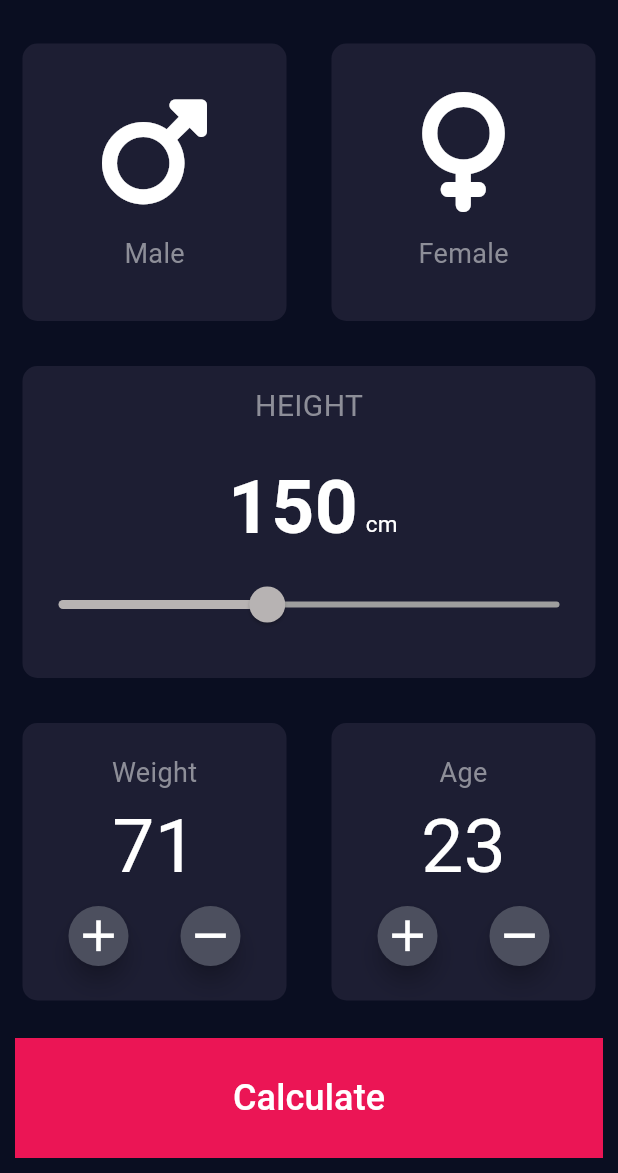
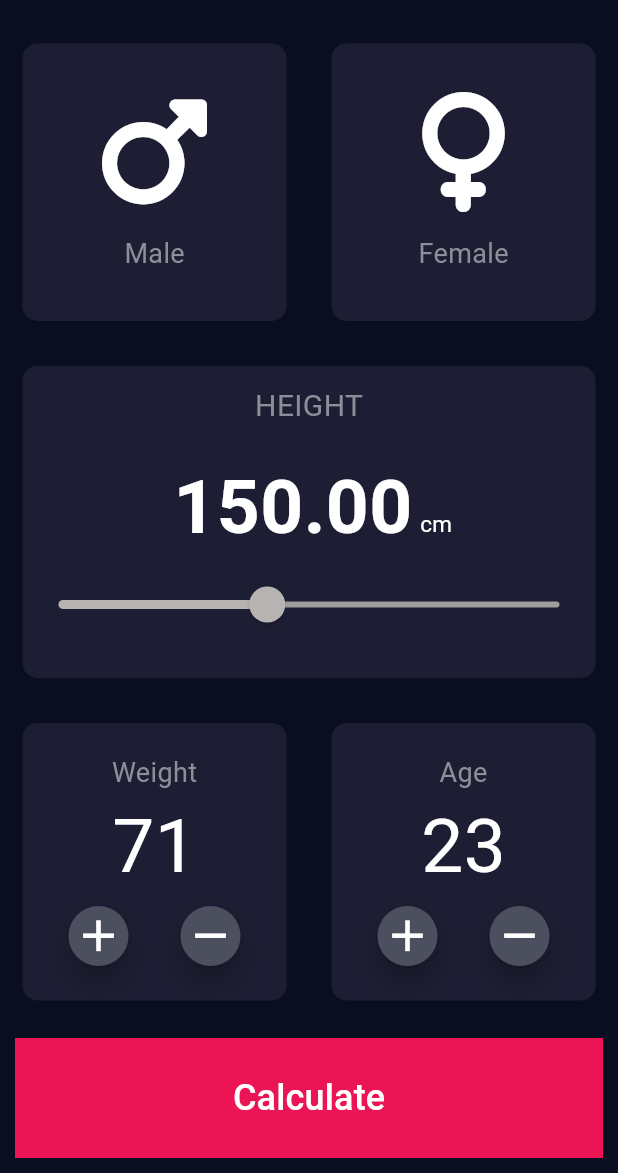
Before and after one commit to TejaGanta-Dev/Flutter-BMI_Calculator, a Flutter app: the screen it shows after launch, after a tap on the "add" icon, on a phone screen of 412 x 824 dp, the part 63-1236 px from its top. Run offline on Flutter 3.47's test engine with Material 3 defaults, Android fonts, the phone set to English and light mode, and no system bars; our stand-ins replace font_awesome_flutter.

Commit message:
Changes Done .

```diff
--- /dev/null
+++ b/lib/colors/app_colors.dart
@@ -0,0 +1,6 @@
+import 'package:flutter/material.dart';
+
+var activeCardColor = const Color(0xFF1D1E33);
+var inActiveCardColor = const Color(0xFF111323);
+var femaleCardColor = const Color(0xFF1D1E33);
+var maleCardColor = const Color(0xFF1D1E33);
--- a/lib/input_page.dart
+++ b/lib/input_page.dart
@@ -1,13 +1,10 @@
-// ignore_for_file: non_constant_identifier_names
-
-import 'dart:collection';
-import 'dart:io';
+import 'package:flutter/material.dart';
 
 import 'package:bmi_caluculator/result.dart';
 import 'package:bmi_caluculator/results.dart';
 import 'package:bmi_caluculator/sliderChanges.dart';
-import 'package:flutter/material.dart';
-import 'package:flutter/widgets.dart';
+import 'package:bmi_caluculator/colors/app_colors.dart';
+
 import 'package:font_awesome_flutter/font_awesome_flutter.dart';
 
 class MyHomePage extends StatefulWidget {
@@ -20,11 +17,6 @@ class MyHomePage extends StatefulWidget {
 }
 
 class _MyHomePageState extends State<MyHomePage> {
-  final activeCardColor = const Color(0xFF1D1E33);
-  final inActiveCardColor = const Color(0xFF111323);
-  Color femaleCardColor = const Color(0xFF1D1E33);
-  Color maleCardColor = const Color(0xFF1D1E33);
-
   containerCard(final Color colour, final Widget childWidget) {
     return Expanded(
       child: Container(
@@ -39,30 +31,48 @@ class _MyHomePageState extends State<MyHomePage> {
     );
   }
 
+  int currentSliderValue = 150;
+  int currentWeightValue = 70;
+  int currentAge = 23;
+
+  getBMI() {
+    final double height = currentSliderValue / 100;
+    final double bmi = currentWeightValue / (height * height);
+    return bmi.toInt();
+  }
+
+  getBMIContext() {
+    final bmi = getBMI();
+    if (bmi < 18.5) {
+      return 'Underweight';
+    } else if (bmi >= 18.5 && bmi < 24.9) {
+      return 'Normal weight';
+    } else if (bmi >= 24.9 && bmi < 29.9) {
+      return 'Overweight';
+    } else {
+      return 'Obese';
+    }
+  }
+
+  String getLikeMessageForBMI() {
+    final String message = getBMIContext();
+    switch (message) {
+      case 'Underweight':
+        return 'You have a lower than normal body weight. Good job!';
+      case 'Normal weight':
+        return 'You have a normal body weight. Good job!';
+      case 'Overweight':
+        return 'You have a higher than normal body weight. Try to exercise more!';
+      case 'Obese':
+        return 'You have an obese body weight. Please consult a doctor!';
+      default:
+        return 'Invalid BMI message';
+    }
+  }
+
   @override
   Widget build(BuildContext context) {
     const Color colourForContainer = Color(0xFF1D1E33);
-    SizedBoxReusable(double heightOfTheBox) {
-      return SizedBox(height: heightOfTheBox);
-    }
-
-    TextBoxReUsable(String text, double fontSize, Color fontColor) {
-      return Text(
-        text,
-        style: TextStyle(
-          fontSize: fontSize,
-          color: fontColor,
-        ),
-      );
-    }
-
-    IconReUsable(IconData icon, double size) {
-      return Icon(
-        icon,
-        size: size,
-        color: Colors.white,
-      );
-    }
 
     updateTap(String gender) {
       setState(() {
@@ -76,8 +86,6 @@ class _MyHomePageState extends State<MyHomePage> {
       });
     }
 
-    SliderCurrentValue SliderValue = SliderCurrentValue();
-    int height=150;
     return Scaffold(
       appBar: AppBar(
           title: const Center(
@@ -100,16 +108,9 @@ class _MyHomePageState extends State<MyHomePage> {
                       mainAxisAlignment: MainAxisAlignment.center,
                       crossAxisAlignment: CrossAxisAlignment.center,
                       children: <Widget>[
-                        IconReUsable(
-                          FontAwesomeIcons.mars,
-                          80.0,
-                        ),
-                        SizedBoxReusable(15.0),
-                        TextBoxReUsable(
-                          'Male',
-                          18.0,
-                          const Color(0xFF8D8E98),
-                        )
+                        iconReUsable(FontAwesomeIcons.mars, 80.0),
+                        sizedBoxReusable(15.0),
+                        textBoxReUsable('Male', 18.0, const Color(0xFF8D8E98))
                       ],
                     ),
                   ),
@@ -123,38 +124,52 @@ class _MyHomePageState extends State<MyHomePage> {
                     child: Column(
                       mainAxisAlignment: MainAxisAlignment.center,
                       children: <Widget>[
-                        IconReUsable(
-                          FontAwesomeIcons.venus,
-                          80.0,
-                        ),
-                        SizedBoxReusable(15.0),
-                        TextBoxReUsable(
-                          'Female',
-                          18.0,
-                          const Color(0xFF8D8E98),
-                        )
+                        iconReUsable(FontAwesomeIcons.venus, 80.0),
+                        sizedBoxReusable(15.0),
+                        textBoxReUsable('Female', 18.0, const Color(0xFF8D8E98))
                       ],
                     ),
                   ),
                 ),
               ],
             ),
-            containerCard(
-              colourForContainer,
-              MiddleTile(
-                  currentSliderValue: SliderValue.getCurrentSliderValue()),
-            ),
+            containerCard(colourForContainer, MiddleTile(
+              sliderValue: (int value) {
+                setState(() {
+                  currentSliderValue = value;
+                });
+              },
+            )),
             Row(
               children: <Widget>[
                 containerCard(
                   colourForContainer,
-                  WeightWidget(),
+                  WeightWidget(
+                    weight: (weight) {
+                      print(weight);
+                      setState(() {
+                        currentWeightValue = weight;
+                      });
+                    },
+                  ),
                 ),
                 containerCard(
                   colourForContainer,
                   Column(
-                      children: const <Widget>[AgeWidget()],
-                    )),
+                    children: [
+                      WeightWidget(
+                        title: 'Age',
+                        deafultVal: 23,
+                        weight: (age) {
+                          print('Age:$age');
+                          setState(() {
+                            currentAge = age;
+                          });
+                        },
+                      ),
+                    ],
+                  ),
+                ),
               ],
             ),
             Container(
@@ -171,22 +186,16 @@ class _MyHomePageState extends State<MyHomePage> {
                   style: TextStyle(fontSize: 24.0, color: Colors.white),
                 ),
                 onPressed: () {
-                  setState(() {
-                    BMICAL sliderCurrentValue = BMICAL(
-                        height: SliderValue.getCurrentSliderValue(),
-                        weight: SliderValue.getCurrentWeightValue());
                   Navigator.push(
                     context,
                     MaterialPageRoute(
                       builder: (context) => Result(
-                          resultText: sliderCurrentValue.getBMIContext(),
-                          resultLongText:
-                              sliderCurrentValue.getLikeMessageForBMI(),
-                          BMIResult: sliderCurrentValue.getBMI(),
+                        resultText: getBMIContext(),
+                        resultLongText: getLikeMessageForBMI(),
+                        BMIResult: getBMI(),
                       ),
                     ),
                   );
-                  });
                 },
               ),
             ),
@@ -195,10 +204,34 @@ class _MyHomePageState extends State<MyHomePage> {
       ),
     );
   }
+
+  Widget sizedBoxReusable(double heightOfTheBox) {
+    return SizedBox(height: heightOfTheBox);
+  }
+
+  Widget textBoxReUsable(String text, double fontSize, Color fontColor) {
+    return Text(
+      text,
+      style: TextStyle(
+        fontSize: fontSize,
+        color: fontColor,
+      ),
+    );
+  }
+
+  Widget iconReUsable(IconData icon, double size) {
+    return Icon(
+      icon,
+      size: size,
+      color: Colors.white,
+    );
+  }
 }
 
 class MiddleTile extends StatefulWidget {
-  const MiddleTile({super.key, required final int currentSliderValue});
+  final void Function(int) sliderValue;
+
+  const MiddleTile({super.key, required this.sliderValue});
   @override
   State<MiddleTile> createState() {
     return _MiddleTileState();
@@ -206,8 +239,7 @@ class MiddleTile extends StatefulWidget {
 }
 
 class _MiddleTileState extends State<MiddleTile> {
-  SliderCurrentValue SliderValue = SliderCurrentValue();
-  int currentSliderValue = 150;
+  double val = 150;
   @override
   Widget build(BuildContext context) {
     return Column(
@@ -230,7 +262,7 @@ class _MiddleTileState extends State<MiddleTile> {
               padding: const EdgeInsets.all(5.0),
               child: Center(
                   child: Text(
-                SliderValue.getCurrentSliderValue().toString(),
+                val.toStringAsFixed(2),
                 style: const TextStyle(
                     color: Colors.white,
                     fontWeight: FontWeight.w700,
@@ -253,11 +285,11 @@ class _MiddleTileState extends State<MiddleTile> {
           child: Slider(
             onChanged: (double value) {
               setState(() {
-                currentSliderValue = value.round();
-                // SliderValue.updateSliderValue(currentSliderValue);
+                val = value;
               });
+              widget.sliderValue(value.toInt());
             },
-            value: SliderValue.getCurrentSliderValue().toDouble(),
+            value: val,
             min: 100.0,
             max: 220.0,
             activeColor: const Color.fromARGB(255, 183, 179, 179),
@@ -270,55 +302,62 @@ class _MiddleTileState extends State<MiddleTile> {
 }
 
 class WeightWidget extends StatefulWidget {
-  const WeightWidget({super.key});
+  final void Function(int) weight;
+  final String title;
+  final int deafultVal;
+
+  const WeightWidget({
+    super.key,
+    required this.weight,
+    this.title = 'Weight',
+    this.deafultVal = 70,
+  });
 
   @override
   State<WeightWidget> createState() => _WeightWidgetState();
 }
 
 class _WeightWidgetState extends State<WeightWidget> {
-  SliderCurrentValue SliderValue = SliderCurrentValue();
+  int weight = 0;
+
+  @override
+  void initState() {
+    super.initState();
+
+    weight = widget.deafultVal;
+  }
+
+  updateWeight({String type = 'Increment'}) {
+    if (type == 'Increment') {
+      setState(() {
+        weight += 1;
+        widget.weight(weight);
+      });
+    } else {
+      weight -= 1;
+      widget.weight(weight);
+    }
+  }
+
   @override
   Widget build(BuildContext context) {
-    String currentWeightValue = SliderValue.getCurrentWeightValue().toString();
-    updateWeight(String type) {
-      if (type == 'Increment') {
-        SliderValue.incrementWeight();
-      } else {
-        SliderValue.decrementWeight();
-      }
-      setState(() {
-        currentWeightValue = SliderValue.getCurrentWeightValue().toString();
-      });
-    }
-
-    TextBoxReUsable(String text, double fontSize, Color fontColor) {
-      return Text(
-        text,
-        style: TextStyle(
-          fontSize: fontSize,
-          color: fontColor,
-        ),
-      );
-    }
-
     return Column(
       children: <Widget>[
         Container(
           margin: const EdgeInsets.only(top: 20.0),
-          child: TextBoxReUsable('Weight', 18.0, const Color(0xFF8D8E98)),
+          child: textBoxReUsable(widget.title, 18.0, const Color(0xFF8D8E98)),
         ),
         Container(
-          child: TextBoxReUsable(currentWeightValue, 50.0, Colors.white),
+          child: textBoxReUsable(weight.toString(), 50.0, Colors.white),
         ),
         Row(
           mainAxisAlignment: MainAxisAlignment.spaceEvenly,
           children: <Widget>[
             FloatingActionButton.small(
-              heroTag: 'ss',
+              heroTag: '${widget.title}-ss',
               backgroundColor: const Color(0xFF4C4F5E),
               onPressed: () {
-                updateWeight('Increment');
+                updateWeight();
               },
               shape: const CircleBorder(),
               child: const SizedBox(
@@ -332,10 +371,10 @@ class _WeightWidgetState extends State<WeightWidget> {
               ),
             ),
             FloatingActionButton.small(
-              heroTag: 'ss22',
+              heroTag: '${widget.title}-s22',
               backgroundColor: const Color(0xFF4C4F5E),
               onPressed: () {
-                updateWeight(' ');
+                updateWeight(type: '');
               },
               shape: const CircleBorder(),
               child: const Icon(
@@ -349,32 +388,8 @@ class _WeightWidgetState extends State<WeightWidget> {
       ],
     );
   }
-}
 
-class AgeWidget extends StatefulWidget {
-  const AgeWidget({super.key});
-
-  @override
-  State<AgeWidget> createState() => _AgeWidgetState();
-}
-
-class _AgeWidgetState extends State<AgeWidget> {
-  SliderCurrentValue SliderValue = SliderCurrentValue();
-  @override
-  Widget build(BuildContext context) {
-    String currentAgeValue = SliderValue.getCurrentAgeValue().toString();
-    updateWeight(String type) {
-      if (type == 'Increment') {
-        SliderValue.incrementAge();
-      } else {
-        SliderValue.decrementAge();
-      }
-      setState(() {
-        currentAgeValue = SliderValue.getCurrentAgeValue().toString();
-      });
-    }
-
-    TextBoxReUsable(String text, double fontSize, Color fontColor) {
+  Widget textBoxReUsable(String text, double fontSize, Color fontColor) {
     return Text(
       text,
       style: TextStyle(
@@ -383,52 +398,4 @@ class _AgeWidgetState extends State<AgeWidget> {
       ),
     );
   }
-
-    return Column(
-      children: <Widget>[
-        Container(
-          margin: const EdgeInsets.only(top: 20.0),
-          child: TextBoxReUsable('Age', 18.0, const Color(0xFF8D8E98)),
-        ),
-        Container(
-          child: TextBoxReUsable(currentAgeValue, 50.0, Colors.white),
-        ),
-        Row(
-          mainAxisAlignment: MainAxisAlignment.spaceEvenly,
-          children: <Widget>[
-            FloatingActionButton.small(
-              heroTag: 'ss1',
-              backgroundColor: const Color(0xFF4C4F5E),
-              onPressed: () {
-                updateWeight('Increment');
-              },
-              shape: const CircleBorder(),
-              child: const SizedBox(
-                width: 40.0,
-                height: 40.0,
-                child: Icon(
-                  Icons.add,
-                  size: 35.0,
-                  color: Colors.white,
-                ),
-              ),
-            ),
-            FloatingActionButton.small(
-              heroTag: 'ss2',
-              backgroundColor: const Color(0xFF4C4F5E),
-              onPressed: () {
-                updateWeight(' ');
-              },
-              shape: const CircleBorder(),
-              child: const Icon(
-                Icons.remove,
-                size: 35.0,
-                color: Colors.white,
-              ),
-            )
-          ],
-        )
-      ],
-    );
 }
-}
```
Lines whose indentation alone changed are shown as unchanged.
